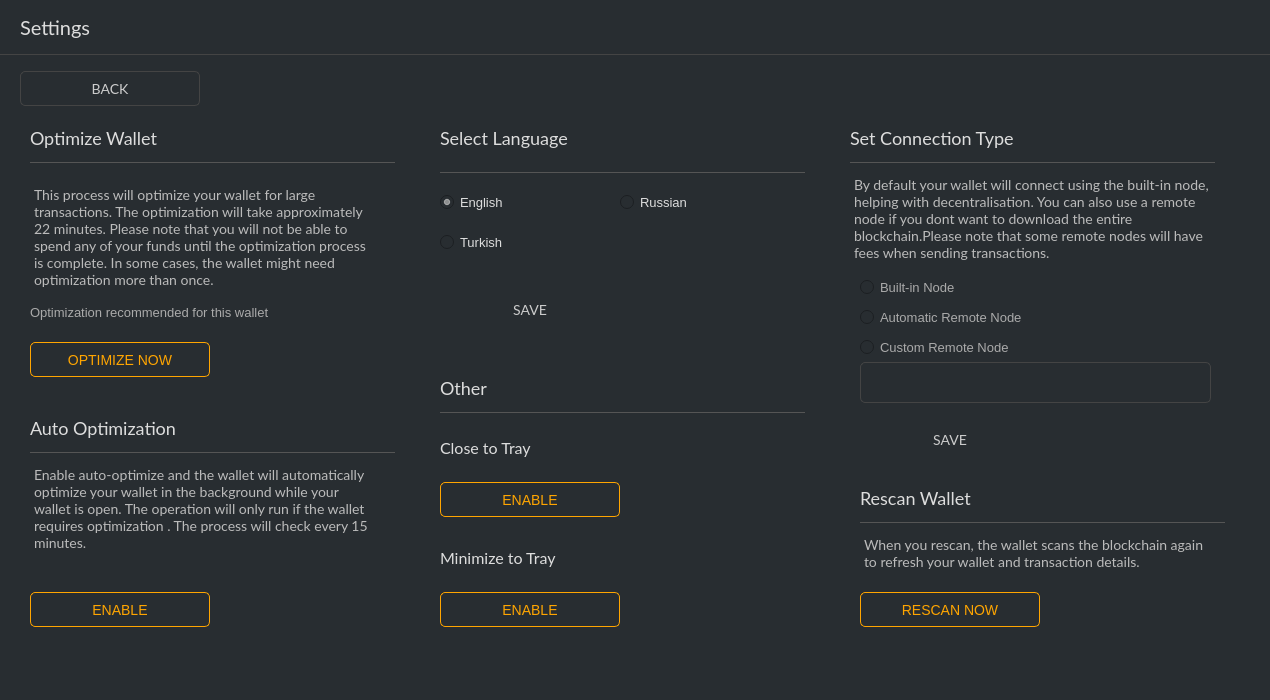
This is src/gui/ui/bankingframe2.ui in ConcealNetwork/conceal-desktop as Qt 5 draws it before an edit. The edited form follows.
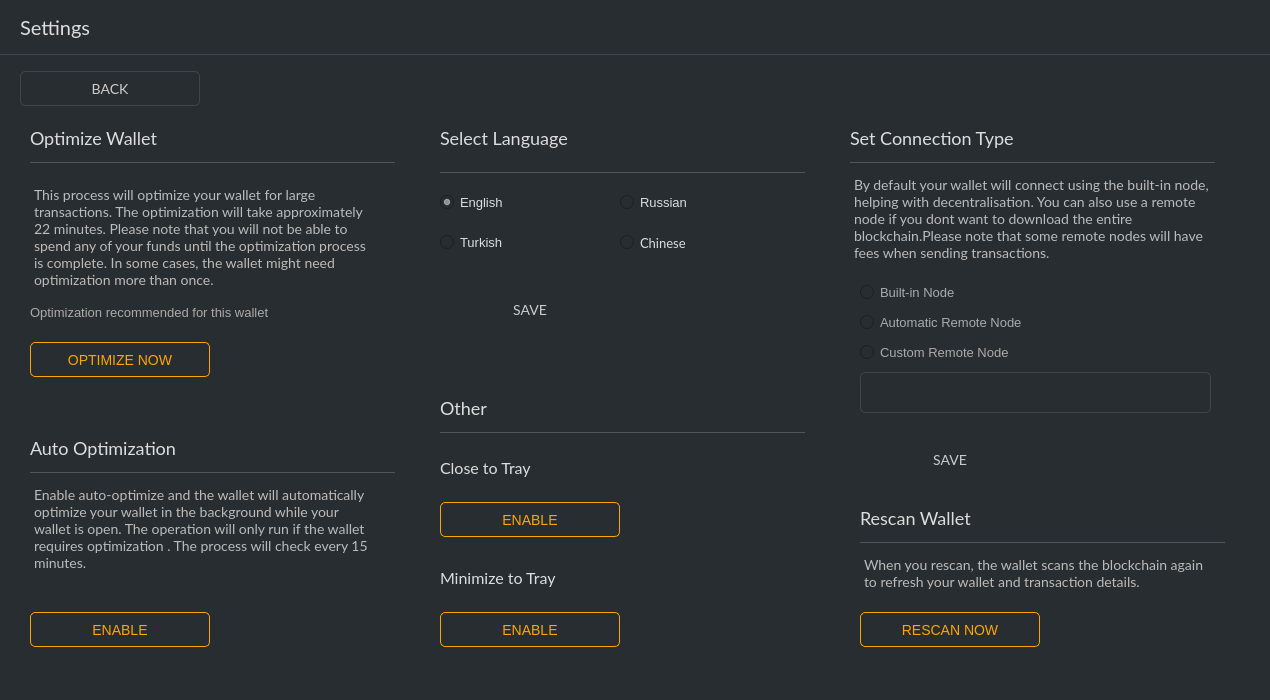
This is the edited form.

```diff
--- a/src/gui/ui/bankingframe2.ui
+++ b/src/gui/ui/bankingframe2.ui
@@ -358,7 +358,7 @@
         <property name="geometry">
          <rect>
           <x>10</x>
-          <y>290</y>
+          <y>310</y>
           <width>311</width>
           <height>31</height>
          </rect>
@@ -385,7 +385,7 @@
         <property name="geometry">
          <rect>
           <x>10</x>
-          <y>330</y>
+          <y>350</y>
           <width>365</width>
           <height>1</height>
          </rect>
@@ -401,7 +401,7 @@
         <property name="geometry">
          <rect>
           <x>10</x>
-          <y>470</y>
+          <y>490</y>
           <width>180</width>
           <height>35</height>
          </rect>
@@ -436,7 +436,7 @@
         <property name="geometry">
          <rect>
           <x>10</x>
-          <y>340</y>
+          <y>360</y>
           <width>351</width>
           <height>111</height>
          </rect>
@@ -462,7 +462,7 @@
         <property name="geometry">
          <rect>
           <x>840</x>
-          <y>400</y>
+          <y>420</y>
           <width>365</width>
           <height>1</height>
          </rect>
@@ -478,7 +478,7 @@
         <property name="geometry">
          <rect>
           <x>840</x>
-          <y>360</y>
+          <y>380</y>
           <width>311</width>
           <height>31</height>
          </rect>
@@ -505,7 +505,7 @@
         <property name="geometry">
          <rect>
           <x>840</x>
-          <y>410</y>
+          <y>430</y>
           <width>351</width>
           <height>61</height>
          </rect>
@@ -531,7 +531,7 @@
         <property name="geometry">
          <rect>
           <x>840</x>
-          <y>470</y>
+          <y>490</y>
           <width>180</width>
           <height>35</height>
          </rect>
@@ -566,7 +566,7 @@
         <property name="geometry">
          <rect>
           <x>420</x>
-          <y>360</y>
+          <y>380</y>
           <width>180</width>
           <height>35</height>
          </rect>
@@ -601,7 +601,7 @@
         <property name="geometry">
          <rect>
           <x>420</x>
-          <y>310</y>
+          <y>330</y>
           <width>311</width>
           <height>31</height>
          </rect>
@@ -628,7 +628,7 @@
         <property name="geometry">
          <rect>
           <x>420</x>
-          <y>420</y>
+          <y>440</y>
           <width>311</width>
           <height>31</height>
          </rect>
@@ -655,7 +655,7 @@
         <property name="geometry">
          <rect>
           <x>420</x>
-          <y>470</y>
+          <y>490</y>
           <width>180</width>
           <height>35</height>
          </rect>
@@ -690,7 +690,7 @@
         <property name="geometry">
          <rect>
           <x>840</x>
-          <y>155</y>
+          <y>160</y>
           <width>351</width>
           <height>21</height>
          </rect>
@@ -717,7 +717,7 @@
         <property name="geometry">
          <rect>
           <x>840</x>
-          <y>215</y>
+          <y>220</y>
           <width>351</width>
           <height>21</height>
          </rect>
@@ -744,7 +744,7 @@
         <property name="geometry">
          <rect>
           <x>840</x>
-          <y>240</y>
+          <y>250</y>
           <width>351</width>
           <height>41</height>
          </rect>
@@ -760,7 +760,7 @@
         <property name="geometry">
          <rect>
           <x>840</x>
-          <y>185</y>
+          <y>190</y>
           <width>351</width>
           <height>21</height>
          </rect>
@@ -915,7 +915,7 @@
          <rect>
           <x>420</x>
           <y>70</y>
-          <width>171</width>
+          <width>161</width>
           <height>21</height>
          </rect>
         </property>
@@ -986,7 +986,7 @@
         <property name="geometry">
          <rect>
           <x>420</x>
-          <y>290</y>
+          <y>310</y>
           <width>365</width>
           <height>1</height>
          </rect>
@@ -1002,7 +1002,7 @@
         <property name="geometry">
          <rect>
           <x>420</x>
-          <y>250</y>
+          <y>270</y>
           <width>311</width>
           <height>31</height>
          </rect>
@@ -1029,7 +1029,7 @@
         <property name="geometry">
          <rect>
           <x>840</x>
-          <y>300</y>
+          <y>320</y>
           <width>180</width>
           <height>35</height>
          </rect>
@@ -1181,6 +1181,37 @@
          <string>SAVE</string>
         </property>
        </widget>
+       <widget class="QRadioButton" name="m_chinese">
+        <property name="geometry">
+         <rect>
+          <x>600</x>
+          <y>110</y>
+          <width>171</width>
+          <height>21</height>
+         </rect>
+        </property>
+        <property name="font">
+         <font>
+          <family>Lato</family>
+          <pointsize>-1</pointsize>
+         </font>
+        </property>
+        <property name="styleSheet">
+         <string notr="true">color: #ddd;
+border-right: 0px;
+font-size: 13px;
+font-family: 'Lato';</string>
+        </property>
+        <property name="text">
+         <string>Chinese</string>
+        </property>
+        <property name="checked">
+         <bool>false</bool>
+        </property>
+        <attribute name="buttonGroup">
+         <string notr="true">buttonGroup</string>
+        </attribute>
+       </widget>
       </widget>
      </item>
     </layout>
```
